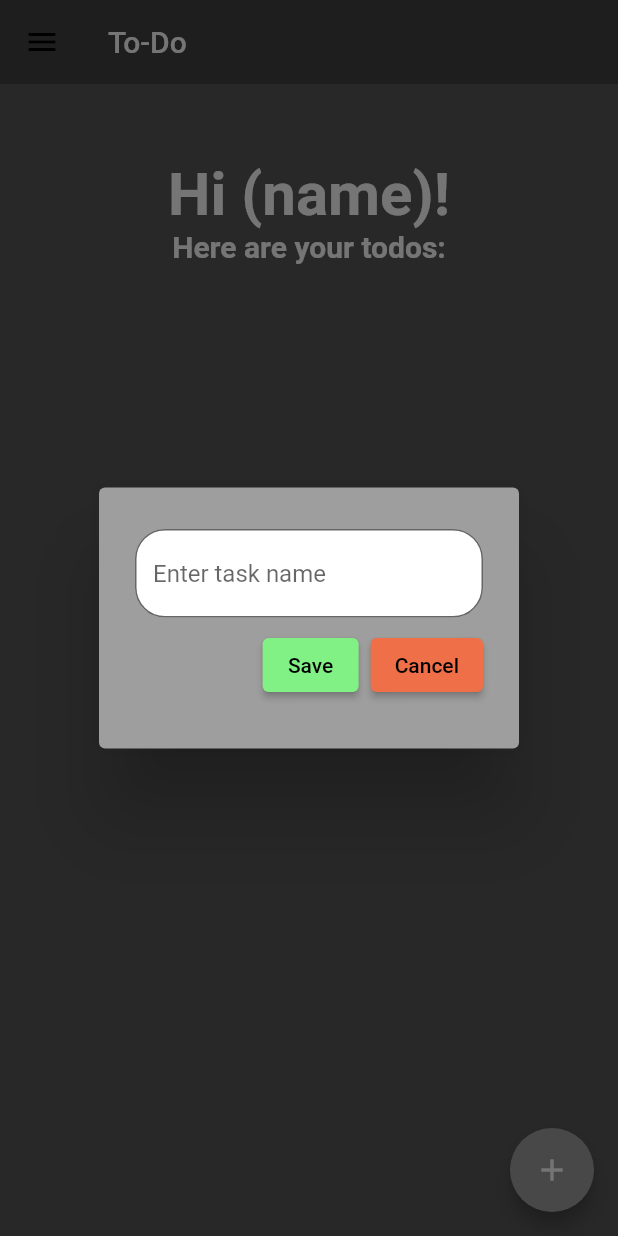
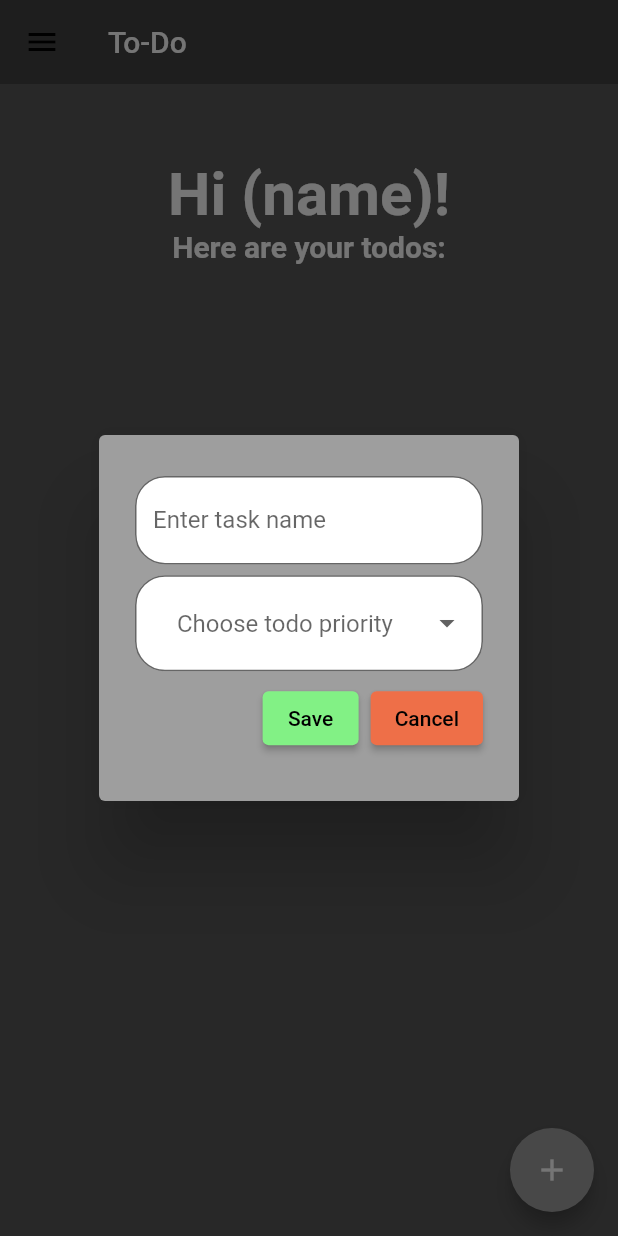
Before and after one commit to Hasith435/todo-app, a Flutter app: the screen it shows after launch, after a tap on the "add" icon, on a phone screen of 412 x 824 dp. Run offline on Flutter 3.47's test engine with Material 2 defaults, Android fonts, the phone set to English and light mode, and no system bars; our stand-ins replace dropdown_button2, flutter_slidable; missing offline and left inert: dart:ffi.

Commit message:
Added priority option
Added the priority option in the add task dialog box

```diff
--- a/todo_app/lib/pages/home_page.dart
+++ b/todo_app/lib/pages/home_page.dart
@@ -1,11 +1,13 @@
+import 'dart:ffi';
+
 import 'package:flutter/material.dart';
 import 'package:todo_app/pages/completed_tasks.dart';
 import 'package:todo_app/utils/todo_list_container.dart';
 import 'package:todo_app/pages/completed_tasks.dart';
-
-import '../utils/dialog_box.dart';
+import 'package:todo_app/utils/dialog_box.dart';
 
 List completedTodos = [];
+bool taskCheck = true;
 
 class HomePage extends StatefulWidget {
   const HomePage({super.key});
@@ -18,10 +20,11 @@ class _HomePageState extends State<HomePage> {
   final _controller = TextEditingController();
 
   List toDoListObjects = [];
+  bool displayTodosCompletedMsg = false;
 
   void checkBoxChanged(bool? value, index) {
     setState(() {
-      toDoListObjects[index][1] = !toDoListObjects[index][1];
+      toDoListObjects[index][2] = !toDoListObjects[index][2];
 
       //adding the completed task into completed tasks list
       completedTodos.add(toDoListObjects[index]);
@@ -29,10 +32,16 @@ class _HomePageState extends State<HomePage> {
     });
   }
 
+  void checkTodosCompleted() {
+    if (toDoListObjects.isEmpty) {
+      displayTodosCompletedMsg = true;
+    }
+  }
+
   void saveNewTask() {
     setState(() {
       toDoListObjects.add(
-        [_controller.text, false],
+        [_controller.text, selectedValue, false],
       );
     });
 
@@ -78,7 +87,12 @@ class _HomePageState extends State<HomePage> {
                 padding:
                     const EdgeInsets.only(left: 16.0, right: 16.0, top: 16.0),
                 child: ElevatedButton.icon(
-                  onPressed: () {},
+                  onPressed: () {
+                    Navigator.of(context).push(
+                        MaterialPageRoute(builder: (BuildContext context) {
+                      return const HomePage();
+                    }));
+                  },
                   icon: const Icon(Icons.tornado),
                   label: const Text("All Todos"),
                 ),
@@ -116,18 +130,6 @@ class _HomePageState extends State<HomePage> {
                   label: const Text("Weekly"),
                 ),
               ),
-
-              //important button
-              Padding(
-                padding:
-                    const EdgeInsets.only(left: 16.0, right: 16.0, top: 16.0),
-                child: ElevatedButton.icon(
-                  onPressed: () {},
-                  icon: const Icon(Icons.label_important),
-                  label: const Text("Important"),
-                ),
-              ),
-
               //priority view button
               Padding(
                 padding:
@@ -200,18 +202,37 @@ class _HomePageState extends State<HomePage> {
                     color: Colors.white),
               ),
             ),
+
+            //builder to display all the todos
             ListView.builder(
               shrinkWrap: true,
               itemCount: toDoListObjects.length,
               itemBuilder: (context, index) {
                 return ToDoList(
                   taskName: toDoListObjects[index][0],
-                  taskCompleted: toDoListObjects[index][1],
+                  priority: toDoListObjects[index][1],
+                  taskCompleted: toDoListObjects[index][2],
                   onChanged: (value) => checkBoxChanged(value, index),
                   onDel: (context) => delTask(index),
                 );
               },
             ),
+
+            // //displayed message when there are no todos
+            // if (displayTodosCompletedMsg == true) ...[
+            //   const Padding(
+            //     padding: EdgeInsets.only(top: 250),
+            //     child: SizedBox(
+            //       child: Text(
+            //         'All Todos completed!',
+            //         style: TextStyle(color: Colors.white, fontSize: 20),
+            //       ),
+            //     ),
+            //   ),
+            // ]
+            // else ...[
+            //   const Text("")
+            // ],
           ],
         ));
   }
--- a/todo_app/lib/utils/dialog_box.dart
+++ b/todo_app/lib/utils/dialog_box.dart
@@ -1,17 +1,23 @@
+import 'package:dropdown_button2/dropdown_button2.dart';
 import 'package:flutter/material.dart';
+
+String? selectedValue;
 
 class DialogBox extends StatelessWidget {
   final controller;
   VoidCallback onSave;
 
+  List priorities = ["Low", "Medium", "High"];
+
   DialogBox({super.key, required this.controller, required this.onSave});
 
   @override
   Widget build(BuildContext context) {
-    return AlertDialog(
+    return StatefulBuilder(
+      builder: (context, setState) => AlertDialog(
         backgroundColor: Colors.grey,
         content: SizedBox(
-        height: 130,
+          height: 200,
           child: Column(
             mainAxisAlignment: MainAxisAlignment.spaceEvenly,
             children: [
@@ -25,6 +31,38 @@ class DialogBox extends StatelessWidget {
                     border: OutlineInputBorder(
                         borderRadius: BorderRadius.circular(20))),
               ),
+
+              //priority picker
+              Align(
+                  alignment: Alignment.centerLeft,
+                  child: DropdownButtonFormField2(
+                    decoration: InputDecoration(
+                        filled: true,
+                        fillColor: Colors.white,
+                        border: OutlineInputBorder(
+                            borderRadius: BorderRadius.circular(20))),
+                    isExpanded: true,
+                    dropdownDecoration:
+                        BoxDecoration(borderRadius: BorderRadius.circular(20)),
+                    value: selectedValue,
+                    onChanged: (value) {
+                      setState(() {
+                        selectedValue = value as String;
+                      });
+                    },
+                    items: priorities
+                        .map((item) => DropdownMenuItem<String>(
+                              value: item,
+                              child: Text(
+                                item,
+                                style: const TextStyle(
+                                  fontSize: 14,
+                                ),
+                              ),
+                            ))
+                        .toList(),
+                    hint: const Text("Choose todo priority"),
+                  )),
 
               //date picker
 
@@ -59,6 +97,7 @@ class DialogBox extends StatelessWidget {
             ],
           ),
         ),
+      ),
     );
   }
 }
--- a/todo_app/lib/utils/todo_list_container.dart
+++ b/todo_app/lib/utils/todo_list_container.dart
@@ -5,6 +5,7 @@ import 'package:flutter_slidable/flutter_slidable.dart';
 class ToDoList extends StatelessWidget {
   final String taskName;
   final bool taskCompleted;
+  final String priority;
   Function(BuildContext)? onDel;
   Function(bool?)? onChanged;
 
@@ -12,6 +13,7 @@ class ToDoList extends StatelessWidget {
       {super.key,
       required this.taskName,
       required this.taskCompleted,
+      required this.priority,
       required this.onDel,
       required this.onChanged});
 
@@ -46,7 +48,21 @@ class ToDoList extends StatelessWidget {
                   taskName,
                   style: const TextStyle(
                     color: Colors.white,
-                    fontSize: 16,
+                    fontSize: 20,
+                  ),
+                ),
+
+                const Spacer(),
+                //text for the todo priority
+                Padding(
+                  padding: const EdgeInsets.only(right: 10.0),
+                  child: Text(
+                    "Priority: $priority",
+                    textAlign: TextAlign.right,
+                    style: const TextStyle(
+                      color: Colors.white,
+                      fontSize: 16,
+                    ),
                   ),
                 ),
               ],
--- a/todo_app/pubspec.yaml
+++ b/todo_app/pubspec.yaml
@@ -36,6 +36,7 @@ dependencies:
   # Use with the CupertinoIcons class for iOS style icons.
   cupertino_icons: ^1.0.2
   flutter_slidable: ^1.2.0
+  dropdown_button2: ^1.9.2
 
 dev_dependencies:
   flutter_test:
```
Also changed, not shown: todo_app/lib/pages/important_tasks_page.dart (deleted), todo_app/pubspec.lock. Lines whose indentation alone changed are shown as unchanged.
